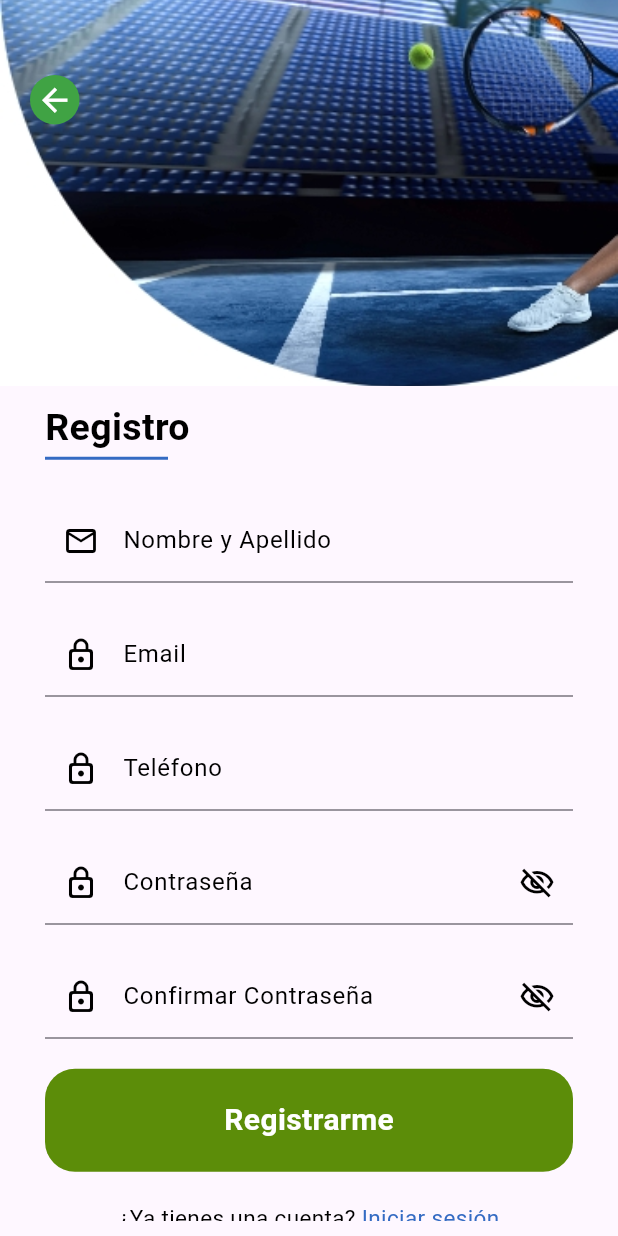
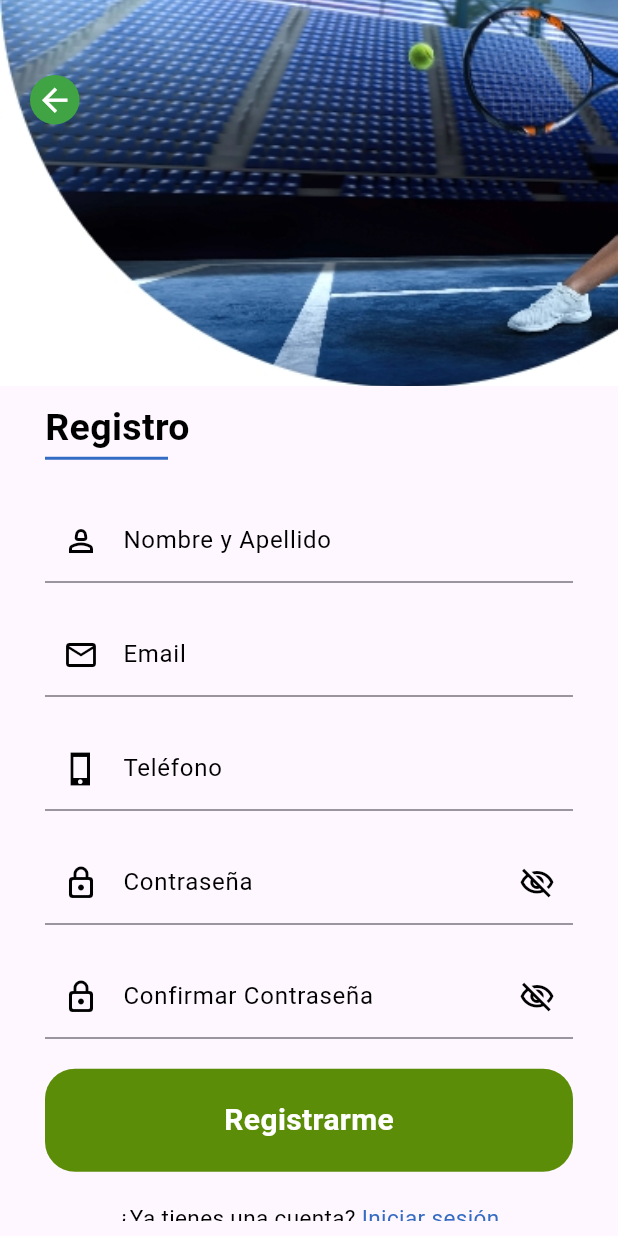
Before and after one commit to Mizael55/app_tenis_flutter, a Flutter app: the RegisterSessionScreen screen opened directly, on a phone screen of 412 x 824 dp. Run offline on Flutter 3.47's test engine with Material 3 defaults, Android fonts, the phone set to English and light mode, and no system bars; our stand-ins replace sqflite; accounts and stored records are empty.

Commit message:
register user and login  wip

```diff
--- a/lib/main.dart
+++ b/lib/main.dart
@@ -18,6 +18,7 @@ class MyApp extends StatelessWidget {
         ChangeNotifierProvider(create: (context) => HandleRouteProvider()),
         ChangeNotifierProvider(create: (context) => CanchasProvider()),
         ChangeNotifierProvider(create: (context) => CanchaFormProvider()),
+        ChangeNotifierProvider(create: (context) => UserProvider()),
       ],
       child: MaterialApp(
         debugShowCheckedModeBanner: false,
--- a/lib/models/models.dart
+++ b/lib/models/models.dart
@@ -1,2 +1,3 @@
+export 'package:app_tenis/models/user_model.dart';
 export 'package:app_tenis/models/add_canchas_model.dart';
 export 'package:app_tenis/models/canchas_models.dart';
--- /dev/null
+++ b/lib/models/user_model.dart
@@ -0,0 +1,40 @@
+class UserModel {
+  int? id;
+  String name;
+  String email;
+  String telephone;
+  String password;
+  String confirmPassword;
+
+  UserModel({
+    this.id,
+    required this.name,
+    required this.email,
+    required this.telephone,
+    required this.password,
+    required this.confirmPassword,
+  });
+
+  factory UserModel.fromJson(Map<String, dynamic> json) => UserModel(
+        id: json["id"],
+        name: json["name"],
+        email: json["email"],
+        telephone: json["telephone"],
+        password: json["password"],
+        confirmPassword: json["confirmPassword"],
+      );
+
+  Map<String, dynamic> toJson() => {
+        "id": id,
+        "name": name,
+        "email": email,
+        "telephone": telephone,
+        "password": password,
+        "confirmPassword": confirmPassword,
+      };
+
+  @override
+  String toString() {
+    return 'UserModel{id: $id, name: $name, email: $email, telephone: $telephone, password: $password, confirmPassword: $confirmPassword}';
+  }
+}
--- a/lib/providers/canchas_provider.dart
+++ b/lib/providers/canchas_provider.dart
@@ -1,5 +1,4 @@
 import 'dart:convert';
-
 import 'package:flutter/material.dart';
 import 'package:flutter/services.dart';
 import '../db/db.dart';
@@ -23,6 +22,7 @@ class CanchasProvider extends ChangeNotifier {
 
   loadAllCanchaRentered() async {
     final canchas = await DBProvider.db.getAllCanchasRentered();
+    canchas.sort((a, b) => a.date.compareTo(b.date));
     canchasRentered = [...canchas];
     notifyListeners();
   }
@@ -42,5 +42,4 @@ class CanchasProvider extends ChangeNotifier {
     });
     notifyListeners();
   }
-
 }
--- a/lib/providers/providers.dart
+++ b/lib/providers/providers.dart
@@ -1,3 +1,4 @@
+export 'package:app_tenis/providers/user_provider.dart';
 export 'package:app_tenis/providers/cancha_form.dart';
 export 'package:app_tenis/providers/canchas_provider.dart';
 export 'package:app_tenis/providers/handle_route_provider.dart';
--- a/lib/screens/register_session_screen.dart
+++ b/lib/screens/register_session_screen.dart
@@ -1,12 +1,28 @@
 import 'package:flutter/material.dart';
+import 'package:provider/provider.dart';
+import '../models/models.dart';
+import '../providers/providers.dart';
 import '../routes/route_bottom_navigation.dart';
 import 'screens.dart';
 
-class RegisterSessionScreen extends StatelessWidget {
+class RegisterSessionScreen extends StatefulWidget {
   const RegisterSessionScreen({super.key});
 
   @override
+  State<RegisterSessionScreen> createState() => _RegisterSessionScreenState();
+}
+
+class _RegisterSessionScreenState extends State<RegisterSessionScreen> {
+  final TextEditingController nameController = TextEditingController();
+  final TextEditingController emailController = TextEditingController();
+  final TextEditingController phoneController = TextEditingController();
+  final TextEditingController passwordController = TextEditingController();
+  final TextEditingController confirmPasswordController =
+      TextEditingController();
+  GlobalKey<FormState> formKey = GlobalKey<FormState>();
+  @override
   Widget build(BuildContext context) {
+    final addUser = Provider.of<UserProvider>(context);
     final size = MediaQuery.of(context).size;
     return Scaffold(
       body: Column(children: <Widget>[
@@ -72,11 +88,45 @@ class RegisterSessionScreen extends StatelessWidget {
                     height: 25,
                   ),
                   Form(
+                    key: formKey,
                     child: Column(
                       children: [
                         TextFormField(
+                          controller: nameController,
+                          validator: (value) => value!.isEmpty
+                              ? 'El campo no puede estar vacío'
+                              : null,
                           decoration: const InputDecoration(
                             labelText: 'Nombre y Apellido',
+                            labelStyle: TextStyle(
+                              color: Colors.black,
+                            ),
+                            prefixIcon: Icon(
+                              Icons.person_2_outlined,
+                              color: Colors.black,
+                            ),
+                            focusedBorder: UnderlineInputBorder(
+                              borderSide: BorderSide(
+                                color: Colors.black,
+                              ),
+                            ),
+                          ),
+                        ),
+                        const SizedBox(
+                          height: 20,
+                        ),
+                        TextFormField(
+                          controller: emailController,
+                          validator: (value) {
+                            if (value!.isEmpty) {
+                              return 'El campo no puede estar vacío';
+                            } else if (!value.contains('@')) {
+                              return 'El email no es válido';
+                            }
+                            return null;
+                          },
+                          decoration: const InputDecoration(
+                            labelText: 'Email',
                             labelStyle: TextStyle(
                               color: Colors.black,
                             ),
@@ -95,13 +145,17 @@ class RegisterSessionScreen extends StatelessWidget {
                           height: 20,
                         ),
                         TextFormField(
+                          controller: phoneController,
+                          validator: (value) => value!.isEmpty
+                              ? 'El campo no puede estar vacío'
+                              : null,
                           decoration: const InputDecoration(
-                          labelText: 'Email',
+                            labelText: 'Teléfono',
                             labelStyle: TextStyle(
                               color: Colors.black,
                             ),
                             prefixIcon: Icon(
-                            Icons.lock_outline_rounded,
+                              Icons.phone_iphone_sharp,
                               color: Colors.black,
                             ),
                             focusedBorder: UnderlineInputBorder(
@@ -115,26 +169,15 @@ class RegisterSessionScreen extends StatelessWidget {
                           height: 20,
                         ),
                         TextFormField(
-                        decoration: const InputDecoration(
-                          labelText: 'Teléfono',
-                          labelStyle: TextStyle(
-                            color: Colors.black,
-                          ),
-                          prefixIcon: Icon(
-                            Icons.lock_outline_rounded,
-                            color: Colors.black,
-                          ),
-                          focusedBorder: UnderlineInputBorder(
-                            borderSide: BorderSide(
-                              color: Colors.black,
-                            ),
-                          ),
-                        ),
-                      ),
-                      const SizedBox(
-                        height: 20,
-                      ),
-                      TextFormField(
+                          controller: passwordController,
+                          validator: (value) {
+                            if (value!.isEmpty) {
+                              return 'El campo no puede estar vacío';
+                            } else if (value.length < 6) {
+                              return 'La contraseña debe tener al menos 6 caracteres';
+                            }
+                            return null;
+                          },
                           decoration: const InputDecoration(
                             labelText: 'Contraseña',
                             labelStyle: TextStyle(
@@ -159,6 +202,15 @@ class RegisterSessionScreen extends StatelessWidget {
                           height: 20,
                         ),
                         TextFormField(
+                          controller: confirmPasswordController,
+                          validator: (value) {
+                            if (value!.isEmpty) {
+                              return 'El campo no puede estar vacío';
+                            } else if (value != passwordController.text) {
+                              return 'Las contraseñas no coinciden';
+                            }
+                            return null;
+                          },
                           decoration: const InputDecoration(
                             labelText: 'Confirmar Contraseña',
                             labelStyle: TextStyle(
@@ -183,13 +235,27 @@ class RegisterSessionScreen extends StatelessWidget {
                           height: 20,
                         ),
                         GestureDetector(
-                        onTap: () {
+                          onTap: () async {
+                            if (formKey.currentState!.validate()) {
+                              await addUser.createUser(
+                                UserModel(
+                                  name: nameController.text,
+                                  email: emailController.text,
+                                  telephone: phoneController.text,
+                                  password: passwordController.text,
+                                  confirmPassword:
+                                      confirmPasswordController.text,
+                                ),
+                              );
+
                               Navigator.push(
                                 context,
                                 MaterialPageRoute(
-                              builder: (context) => const SelectScreenRoute(),
+                                  builder: (context) =>
+                                      const SelectScreenRoute(),
                                 ),
                               );
+                            }
                           },
                           child: Container(
                             width: size.width,
@@ -237,7 +303,8 @@ class RegisterSessionScreen extends StatelessWidget {
                           ],
                         ),
                       ],
-                  )),
+                    ),
+                  ),
                 ],
               ),
             ),
--- a/lib/widgets/my_reserves_card.dart
+++ b/lib/widgets/my_reserves_card.dart
@@ -155,7 +155,7 @@ class MyReservasCard extends StatelessWidget {
                                     size: 20,
                                   ),
                                   const SizedBox(width: 8),
-                                  Text(cancha.horas,
+                                  Text('${cancha.horas} horas',
                                       style: const TextStyle(
                                           color: Colors.black, fontSize: 16)),
                                   Container(
```
Also changed, not shown: lib/db/db_provider.dart (+30 -4 lines), lib/providers/user_provider.dart (added, +19 -0 lines). Lines whose indentation alone changed are shown as unchanged.
